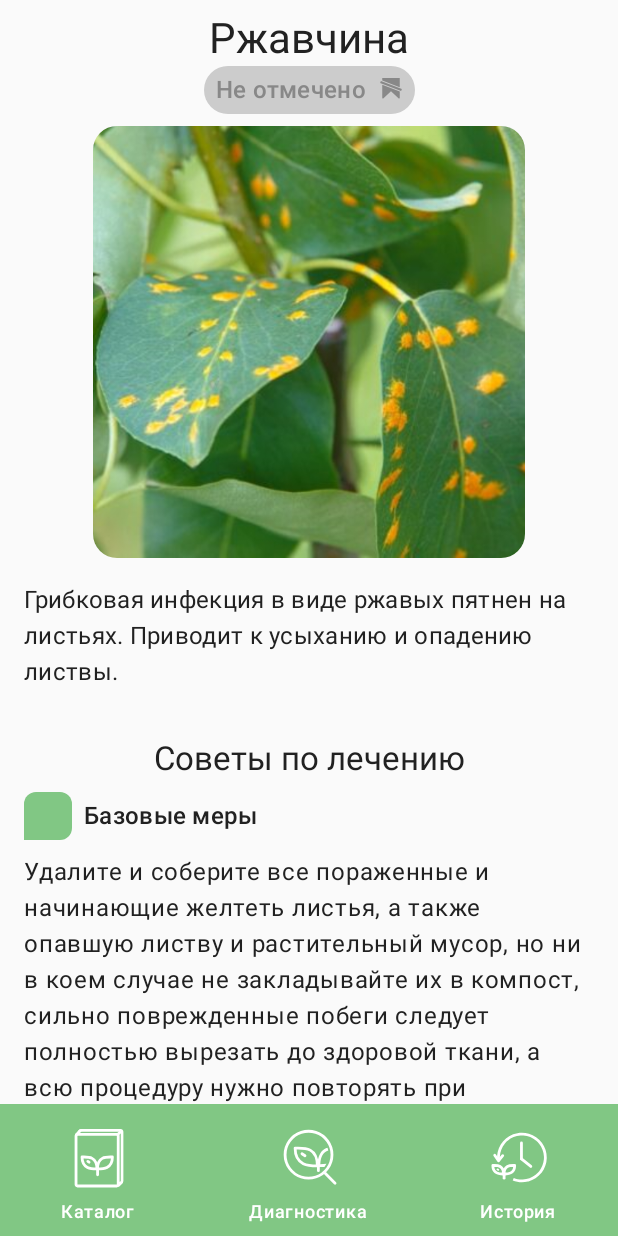
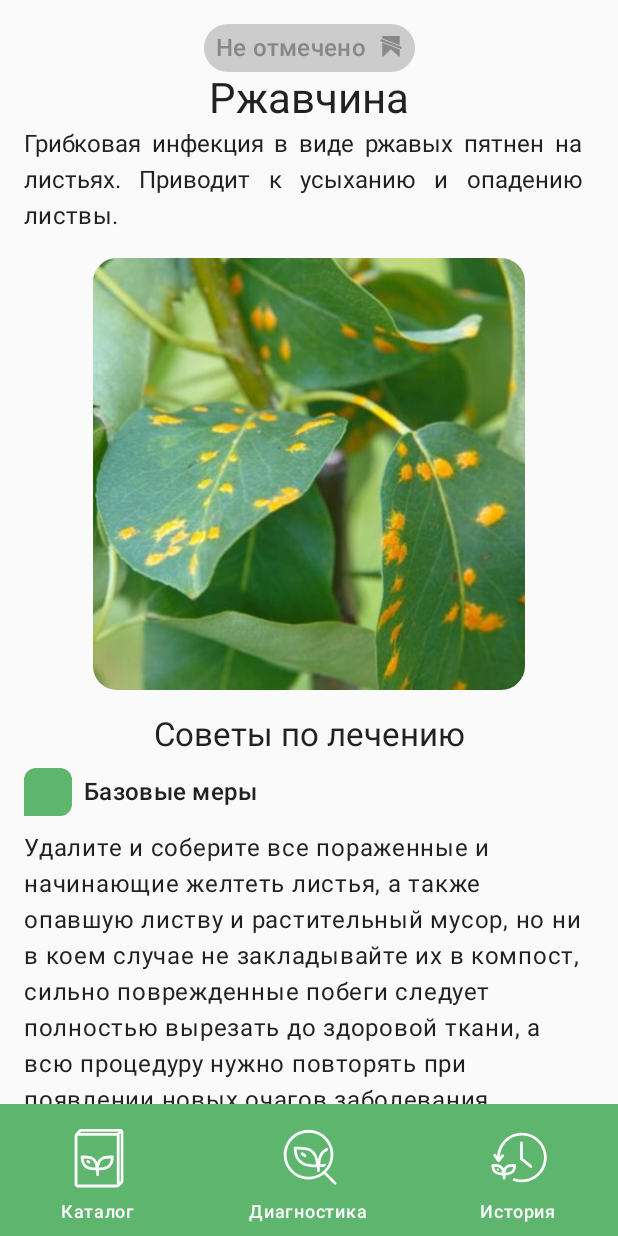
Before and after one commit to AlexForLinux/ai-sstu-2025, an Android app built with Jetpack Compose: the screen it shows after launch (MainActivity), after a tap on "Ржавчина", on a phone screen of 412 x 824 dp. Run offline under Robolectric (Android 15) with nearby library versions, the phone set to English and light mode, and no system bars; our stand-ins replace Dagger/Hilt's generated code, Room's generated code; network calls fail; 1 statement that could not run was skipped.

Commit message:
Some Design Updated

```diff
--- a/PlantDiseaseDetector/app/build.gradle.kts
+++ b/PlantDiseaseDetector/app/build.gradle.kts
@@ -70,13 +70,13 @@ dependencies {
     implementation(libs.room.ktx)
     ksp(libs.room.compiler)
 
-    implementation("io.coil-kt:coil-compose:2.7.0")
+    implementation(libs.coil.compose)
 
 
     implementation(libs.dagger.hilt.android)
     ksp(libs.dagger.hilt.android.compiler)
     implementation(libs.androidx.hilt.navigation.compose)
 
-    implementation("org.pytorch:pytorch_android:2.1.0")
-    implementation("org.pytorch:pytorch_android_torchvision:2.1.0")
+    implementation(libs.pytorch.android)
+    implementation(libs.pytorch.android.torchvision)
 }
--- a/PlantDiseaseDetector/app/src/main/java/com/example/plantdiseasedetector/ui/components/DiseaseCard.kt
+++ b/PlantDiseaseDetector/app/src/main/java/com/example/plantdiseasedetector/ui/components/DiseaseCard.kt
@@ -4,6 +4,8 @@ import androidx.compose.foundation.Image
 import androidx.compose.foundation.clickable
 import androidx.compose.foundation.layout.*
 import androidx.compose.foundation.shape.RoundedCornerShape
+import androidx.compose.material.icons.Icons
+import androidx.compose.material.icons.automirrored.filled.ArrowForward
 import androidx.compose.material3.*
 import androidx.compose.runtime.Composable
 import androidx.compose.ui.Modifier
@@ -13,6 +15,7 @@ import androidx.compose.ui.unit.dp
 import androidx.compose.runtime.remember
 import androidx.compose.ui.Alignment
 import androidx.compose.ui.draw.clip
+import androidx.compose.ui.graphics.Color
 import com.example.plantdiseasedetector.data.model.Disease
 import com.example.plantdiseasedetector.R
 
@@ -99,5 +102,21 @@ fun DiseaseCard(
                 )
             }
         }
+
+        Box(
+            modifier = Modifier
+                .size(24.dp)
+                .align(Alignment.BottomEnd)
+                .offset(x = (-8).dp, y = (-8).dp)
+        ) {
+            Icon(
+                imageVector = Icons.AutoMirrored.Default.ArrowForward,
+                contentDescription = null,
+                modifier = Modifier
+                    .size(24.dp)
+                    .aspectRatio(1f),
+                tint = Color.LightGray
+            )
+        }
     }
 }
--- a/PlantDiseaseDetector/app/src/main/java/com/example/plantdiseasedetector/ui/components/SearchBar.kt
+++ b/PlantDiseaseDetector/app/src/main/java/com/example/plantdiseasedetector/ui/components/SearchBar.kt
@@ -3,9 +3,13 @@ package com.example.plantdiseasedetector.ui.components
 import androidx.compose.foundation.background
 import androidx.compose.foundation.border
 import androidx.compose.foundation.layout.Row
+import androidx.compose.foundation.layout.fillMaxHeight
 import androidx.compose.foundation.layout.fillMaxSize
 import androidx.compose.foundation.layout.fillMaxWidth
+import androidx.compose.foundation.layout.height
 import androidx.compose.foundation.layout.padding
+import androidx.compose.foundation.layout.size
+import androidx.compose.foundation.layout.windowInsetsEndWidth
 import androidx.compose.foundation.shape.RoundedCornerShape
 import androidx.compose.foundation.text.BasicTextField
 import androidx.compose.foundation.text.KeyboardActions
@@ -39,25 +43,29 @@ fun SearchBar(
 
     var query by remember { mutableStateOf("") }
 
+    Row (
+        modifier = modifier
+    ) {
         Row(
-        modifier = modifier
+            modifier = Modifier
                 .background(
                     MaterialTheme.colorScheme.surface
                 )
                 .border(
                     1.dp,
                     MaterialTheme.colorScheme.primary,
-                RoundedCornerShape(12.dp)
-            ),
+                    RoundedCornerShape(12.dp, 0.dp,0.dp, 12.dp)
+                )
+                .height(48.dp)
+                .weight(1f)
+            ,
             verticalAlignment = Alignment.CenterVertically
         ){
             BasicTextField(
                 value = query,
                 onValueChange = { newValue -> query = newValue },
                 modifier = Modifier
-                .padding(vertical = 4.dp, horizontal = 8.dp)
-                .weight(1f)
-            ,
+                    .padding(vertical = 4.dp, horizontal = 8.dp),
                 singleLine = true,
                 textStyle = MaterialTheme.typography.bodyLarge,
                 decorationBox = { innerTextField ->
@@ -75,6 +83,7 @@ fun SearchBar(
                     onSearch = {  }
                 )
             )
+        }
 
         IconButton(
             onClick = {
@@ -84,12 +93,13 @@ fun SearchBar(
                 .background(
                     MaterialTheme.colorScheme.primary,
                 )
+                .size(48.dp)
         ) {
             Icon(
                 imageVector = Icons.Filled.Search,
                 contentDescription = "Поиск",
                 tint = MaterialTheme.colorScheme.onPrimary,
-                modifier = Modifier.fillMaxSize().padding(4.dp)
+                modifier = Modifier.size(40.dp).padding(4.dp)
             )
         }
 
@@ -103,12 +113,13 @@ fun SearchBar(
                     MaterialTheme.colorScheme.secondary,
                     RoundedCornerShape(0.dp, 12.dp, 12.dp,0.dp)
                 )
+                .size(48.dp)
         ) {
             Icon(
                 imageVector = Icons.Filled.Close,
-                contentDescription = "Поиск",
-                tint = MaterialTheme.colorScheme.onPrimary,
-                modifier = Modifier.fillMaxSize().padding(4.dp)
+                contentDescription = "Очистить",
+                tint = MaterialTheme.colorScheme.onSecondary,
+                modifier = Modifier.size(40.dp).padding(4.dp)
             )
         }
     }
--- a/PlantDiseaseDetector/app/src/main/java/com/example/plantdiseasedetector/ui/screens/catalog/DiseaseVM.kt
+++ b/PlantDiseaseDetector/app/src/main/java/com/example/plantdiseasedetector/ui/screens/catalog/DiseaseVM.kt
@@ -30,7 +30,9 @@ class DiseaseVM @Inject constructor (
 
 
     var queryState = MutableStateFlow<String>("")
+        private set
     var filterState = MutableStateFlow<Boolean?>(null)
+        private set
 
     init {
         updateDiseaseList()
--- a/PlantDiseaseDetector/app/src/main/java/com/example/plantdiseasedetector/ui/screens/detail/DiseaseDetailScreen.kt
+++ b/PlantDiseaseDetector/app/src/main/java/com/example/plantdiseasedetector/ui/screens/detail/DiseaseDetailScreen.kt
@@ -10,6 +10,7 @@ import androidx.compose.foundation.layout.Spacer
 import androidx.compose.foundation.layout.fillMaxSize
 import androidx.compose.foundation.layout.fillMaxWidth
 import androidx.compose.foundation.layout.height
+import androidx.compose.foundation.layout.offset
 import androidx.compose.foundation.layout.padding
 import androidx.compose.foundation.layout.size
 import androidx.compose.foundation.rememberScrollState
@@ -108,13 +109,18 @@ fun DiseaseDetailScreen(
                     }
                 }
 
-                Spacer(modifier = Modifier.height(8.dp))
-
                 Column(
-                    modifier = Modifier.fillMaxWidth(),
+                    modifier = Modifier.fillMaxWidth().padding(16.dp),
                     horizontalAlignment = Alignment.CenterHorizontally,
                     verticalArrangement = Arrangement.Center
                 ) {
+
+                    MarkableIcon(
+                        marked = disease.marked,
+                        onMarkChange = onMarkChangedCallback,
+                        modifier = Modifier
+                    )
+
                     Text(
                         text = disease.name,
                         style = MaterialTheme.typography.headlineMedium,
@@ -122,14 +128,19 @@ fun DiseaseDetailScreen(
                         textAlign = TextAlign.Center
                     )
 
-                    MarkableIcon(
-                        marked = disease.marked,
-                        onMarkChange = onMarkChangedCallback
+                    Text(
+                        text = disease.description,
+                        style = MaterialTheme.typography.titleMedium.copy(
+                            fontWeight = FontWeight.Normal,
+                            fontSize = 16.sp,
+                        ),
+                        color = MaterialTheme.colorScheme.onSurface,
+                        modifier = Modifier
+                            .fillMaxWidth(),
+                        textAlign = TextAlign.Justify
                     )
 
                 }
-
-                Spacer(modifier = Modifier.height(8.dp))
 
                 Image(
                     painter = painterResource(id = disease.imageId),
@@ -137,19 +148,6 @@ fun DiseaseDetailScreen(
                     modifier = Modifier
                         .size(288.dp)
                         .clip(RoundedCornerShape(16.dp))
-                )
-
-                Text(
-                    text = disease.description,
-                    style = MaterialTheme.typography.titleMedium.copy(
-                        fontWeight = FontWeight.Normal,
-                        fontSize = 16.sp,
-                    ),
-                    color = MaterialTheme.colorScheme.onSurface,
-                    modifier = Modifier
-                        .fillMaxWidth()
-                        .padding(16.dp),
-                    textAlign = TextAlign.Left
                 )
 
                 Column(
--- a/PlantDiseaseDetector/app/src/main/java/com/example/plantdiseasedetector/ui/screens/history/HistoryScreen.kt
+++ b/PlantDiseaseDetector/app/src/main/java/com/example/plantdiseasedetector/ui/screens/history/HistoryScreen.kt
@@ -96,8 +96,10 @@ fun HistoryScreen(
                             report = detailedReport,
                             image = imagesState[detailedReport.report.id],
                             onDelete = onDelete,
-                            modifier = Modifier
-                                .padding(vertical = 8.dp)
+                            modifier = Modifier.padding(vertical = 8.dp),
+                            colors = listOf(
+                                MaterialTheme.colorScheme.primary
+                            )
                         )
                     }
 
--- a/PlantDiseaseDetector/app/src/main/java/com/example/plantdiseasedetector/ui/theme/Theme.kt
+++ b/PlantDiseaseDetector/app/src/main/java/com/example/plantdiseasedetector/ui/theme/Theme.kt
@@ -20,20 +20,20 @@ private val DarkColorScheme = darkColorScheme(
 )
 
 private val LightColorScheme = lightColorScheme(
-    primary = Color(0xFF81C784),          // светло-зелёный для акцентов
-    onPrimary = Color(0xFFFFFFFF),
-    primaryContainer = Color(0xFFE8F5E9),  // очень светлый зелёный
-    onPrimaryContainer = Color(0xFF1B5E20),
+    primary = Color(0xFF5db56e),
+    onPrimary = Color(0xFFfbfafb),
+    primaryContainer = Color(0xFFe8fceb),
+    onPrimaryContainer = Color(0xFF3e874d),
 
-    secondary = Color(0xFFFF9800),        // оранжевый для акцентов
-    onSecondary = Color(0xFF000000),
+    secondary = Color(0xFFfc8538),
+    onSecondary = Color(0xFFfbfafb),
     secondaryContainer = Color(0xFFFFE0B2),
     onSecondaryContainer = Color(0xFFE65100),
 
-    tertiary = Color(0xFFFFF59D),         // жёлтый для дополнительных элементов
-    onTertiary = Color(0xFF000000),
+    tertiary = Color(0xFFf5613f),
+    onTertiary = Color(0xFFfbfafb),
 
-    background = Color(0xFFFAFAFA),       // нейтральный светлый фон
+    background = Color(0xFFFAFAFA),
     onBackground = Color(0xFF212121),
 
     surface = Color(0xFFFFFFFF),
@@ -41,23 +41,6 @@ private val LightColorScheme = lightColorScheme(
 
     error = Color(0xFFD32F2F),
     onError = Color(0xFFFFFFFF)
-//    primary = Color(0xFFAED581),
-//    primaryContainer = Color(0xFFDCEDC8),
-//    onPrimaryContainer = Color(0xFF),
-//
-//    secondary = Color(0xFFFFECB3),
-//    background = Color(0xFFFAFAFA),
-//    surface = Color(0xFFF5F5F5)
-
-    /* Other default colors to override
-
-    surface = Color(0xFFFFFBFE),
-    onPrimary = Color.White,
-    onSecondary = Color.White,
-    onTertiary = Color.White,
-    onBackground = Color(0xFF1C1B1F),
-    onSurface = Color(0xFF1C1B1F),
-    */
 )
 
 @Composable
--- a/PlantDiseaseDetector/gradle/libs.versions.toml
+++ b/PlantDiseaseDetector/gradle/libs.versions.toml
@@ -1,6 +1,7 @@
 [versions]
 activityComposeVersion = "1.9.3"
 agp = "8.13.0"
+coilCompose = "2.7.0"
 hiltAndroid = "2.57.2"
 hiltNavigationCompose = "1.2.0"
 kotlin = "2.0.21"
@@ -14,6 +15,8 @@ composeBom = "2024.09.00"
 material3 = "1.4.0"
 navigationCompose = "2.9.5"
 navigationComposeVersion = "2.8.2"
+pytorch_android = "2.1.0"
+pytorch_android_torchvision = "2.1.0"
 room = "2.6.1"
 
 [libraries]
@@ -23,6 +26,7 @@ androidx-hilt-navigation-compose = { module = "androidx.hilt:hilt-navigation-com
 androidx-material3 = { module = "androidx.compose.material3:material3", version.ref = "material3" }
 androidx-navigation-compose = { module = "androidx.navigation:navigation-compose", version.ref = "navigationCompose" }
 androidx-navigation-compose-v282 = { module = "androidx.navigation:navigation-compose", version.ref = "navigationComposeVersion" }
+coil-compose = { module = "io.coil-kt:coil-compose", version.ref = "coilCompose" }
 dagger-hilt-android = { module = "com.google.dagger:hilt-android", version.ref = "hiltAndroid" }
 dagger-hilt-android-compiler = { module = "com.google.dagger:hilt-android-compiler", version.ref = "hiltAndroid" }
 hilt-android = { module = "com.google.dagger:hilt-android" }
@@ -40,6 +44,8 @@ androidx-compose-ui-tooling-preview = { group = "androidx.compose.ui", name = "u
 androidx-compose-ui-test-manifest = { group = "androidx.compose.ui", name = "ui-test-manifest" }
 androidx-compose-ui-test-junit4 = { group = "androidx.compose.ui", name = "ui-test-junit4" }
 androidx-compose-material3 = { group = "androidx.compose.material3", name = "material3" }
+pytorch_android = { module = "org.pytorch:pytorch_android", version.ref = "pytorch_android" }
+pytorch_android_torchvision = { module = "org.pytorch:pytorch_android_torchvision", version.ref = "pytorch_android_torchvision" }
 room-runtime = { module = "androidx.room:room-runtime", version.ref = "room" }
 room-ktx = { module = "androidx.room:room-ktx", version.ref = "room" }
 room-compiler = { module = "androidx.room:room-compiler", version.ref = "room" }
```
Also changed, not shown: PlantDiseaseDetector/app/src/main/java/com/example/plantdiseasedetector/ui/components/ReportCard.kt (+24 -20 lines), PlantDiseaseDetector/app/src/main/java/com/example/plantdiseasedetector/ui/screens/classify/ClassifyScreen.kt (+25 -1 lines). Lines whose indentation alone changed are shown as unchanged.
